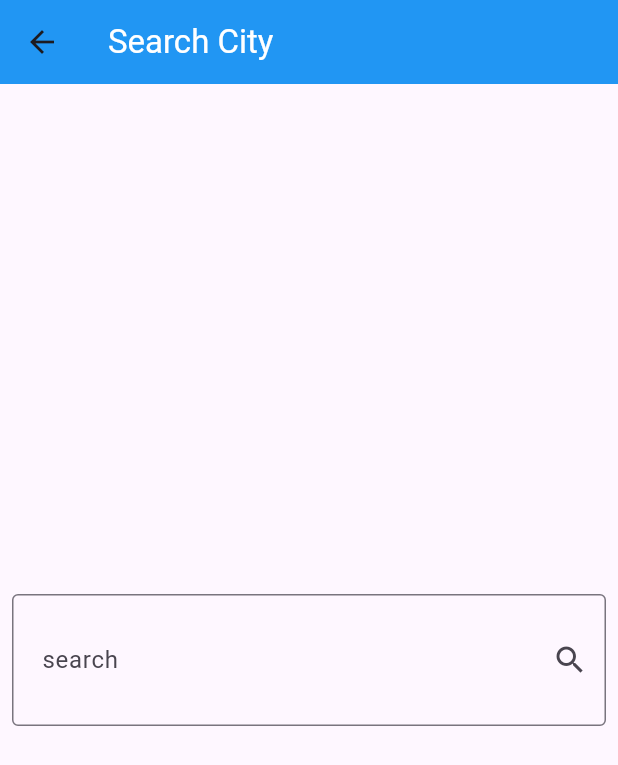
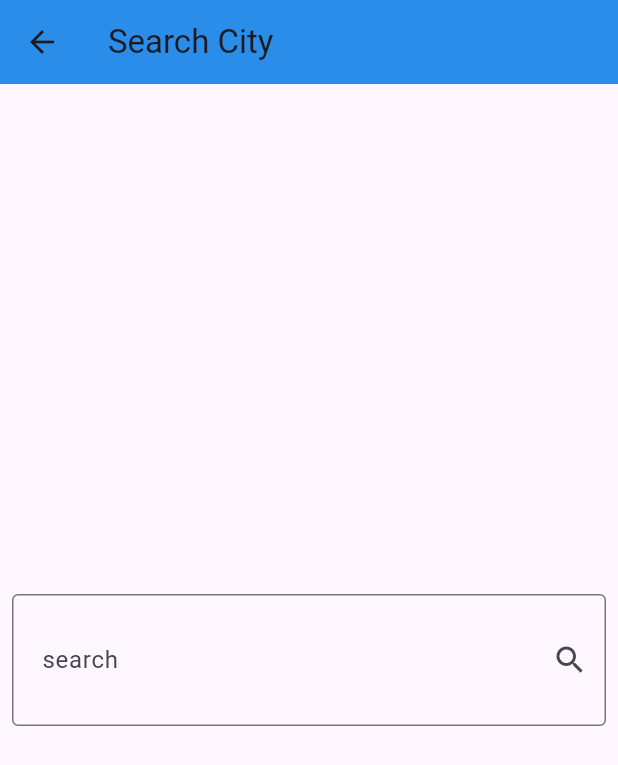
Before and after one commit to FatmaAhmedd33/Weather_App, a Flutter app: the screen it shows after launch, after a tap on the "search" icon, on a phone screen of 412 x 824 dp. Shown: the top 765 px of the screen. Run offline on Flutter 3.47's test engine with Material 3 defaults, Android fonts, the phone set to English and light mode, and no system bars; our stand-ins replace dio, flutter_bloc.

Commit message:
last add to theme of app

```diff
--- a/lib/main.dart
+++ b/lib/main.dart
@@ -18,12 +18,25 @@ class WeatherApp extends StatelessWidget {
           GetWeatherCubit(), //know i create the cubit that i will use to child of material app
       child: Builder(
         // builder attribute get call back method
-        builder: (context) => BlocBuilder<GetWeatherCubit,WeatherState >(//make the material app wrap with blocbuilder bec. i want the themes rebuild after i get data
+        builder: (context) => BlocBuilder<GetWeatherCubit, WeatherState>(
+          //make the material app wrap with blocbuilder bec. i want the themes rebuild after i get data
           builder: (context, state) {
             return MaterialApp(
               // here i have expection bec of context in bloc provider so i have to sol frist one extract material app or wrap material app with bulider widget
               debugShowCheckedModeBanner: false,
-              theme: ThemeData(
+              theme: ThemeData(//i faced a problem when apply the theme on app tha app bar color doent chang
+              //so i add app bar theme and give it color and some decoration
+
+                appBarTheme: AppBarTheme(
+                  color:getWeatherColor(BlocProvider.of<
+                          GetWeatherCubit>(context)
+                      .weatherModel
+                      ?.weatherCondition),
+                 // iconTheme: IconThemeData(color: Colors.white),
+                  elevation: 10,
+                  //titleTextStyle: TextStyle(color: Colors.white, fontSize: 23)
+                ),
+                useMaterial3: true,
                   primarySwatch: getWeatherColor(BlocProvider.of<
                           GetWeatherCubit>(context)
                       .weatherModel
--- a/lib/models/weather_model.dart
+++ b/lib/models/weather_model.dart
@@ -19,7 +19,7 @@ class WeatherModel {
   factory WeatherModel.fromJson(json) {
     return WeatherModel(
       cityName: json['location']['name'],
-      date: DateTime.parse(json['location']['localtime']),
+      date: DateTime.parse(json['current']['last_updated']),
       temp: json['forecast']['forecastday'][0]['day']['avgtemp_c'],
       maxTemp: json['forecast']['forecastday'][0]['day']['maxtemp_c'],
       minTemp: json['forecast']['forecastday'][0]['day']['mintemp_c'],
--- a/lib/screens/home_view.dart
+++ b/lib/screens/home_view.dart
@@ -16,10 +16,12 @@ class HomeView extends StatelessWidget {
 
     return Scaffold(
         appBar: AppBar(
-          backgroundColor: Colors.blue,
+
+          //backgroundColor: Colors.blue,
+           //backgroundColor: Theme.of(context).colorScheme.inversePrimary,
           title: const Text(
             'Weather App',
-            style: TextStyle(color: Colors.white),
+           //style: TextStyle(color: Colors.white),
           ),
           actions: [
             IconButton(
@@ -34,7 +36,7 @@ class HomeView extends StatelessWidget {
               },
               icon: const Icon(
                 Icons.search,
-                color: Colors.white,
+               // color: Colors.white,
               ),
             ),
           ],
--- a/lib/screens/search_screen.dart
+++ b/lib/screens/search_screen.dart
@@ -4,6 +4,7 @@ import 'package:dio/dio.dart';
 import 'package:flutter/material.dart';
 import 'package:flutter_bloc/flutter_bloc.dart';
 import 'package:weather_app/cubits/get_weather_cubit/get_wearther_cubit.dart';
+import 'package:weather_app/main.dart';
 import 'package:weather_app/models/weather_model.dart';
 import 'package:weather_app/services/weather_services.dart';
 
@@ -14,14 +15,14 @@ class SearchScreen extends StatelessWidget {
   Widget build(BuildContext context) {
     return Scaffold(
       appBar: AppBar(
-        backgroundColor: Colors.blue,
+
         title: const Text(
           "Search City",
-          style: TextStyle(color: Colors.white),
+          // style: TextStyle(color: Colors.white),
         ),
       ),
-      body: Padding(
-        padding: const EdgeInsets.all(8.0),
+      body:  Padding(
+        padding:  EdgeInsets.all(8.0),
         child: Center(
             child: TextField(
           //to get the input and passs it to function from attribute value
@@ -40,13 +41,15 @@ class SearchScreen extends StatelessWidget {
             Navigator.pop(
                 context); //to return me to home view or the page before
           },
-          decoration: const InputDecoration(
+          decoration:  InputDecoration(
             hintText: 'Enter city name',
             suffixIcon: Icon(Icons.search),
             labelText: 'search',
             contentPadding: EdgeInsets.symmetric(horizontal: 16, vertical: 32),
             border: OutlineInputBorder(
-                borderSide: BorderSide() //make aborder to the text field
+                borderSide: BorderSide(
+                  color: Colors.green
+                ) //make aborder to the text field
                 ),
           ),
         )),
--- a/pubspec.yaml
+++ b/pubspec.yaml
@@ -47,7 +47,7 @@ dev_dependencies:
   # activated in the `analysis_options.yaml` file located at the root of your
   # package. See that file for information about deactivating specific lint
   # rules and activating additional ones.
-  flutter_lints: ^2.0.0
+  flutter_lints: ^3.0.1
 
 # For information on the generic Dart part of this file, see the
 # following page: https://dart.dev/tools/pub/pubspec
```
Also changed, not shown: lib/widgets/weather_info_body.dart (+12 -2 lines), pubspec.lock.
